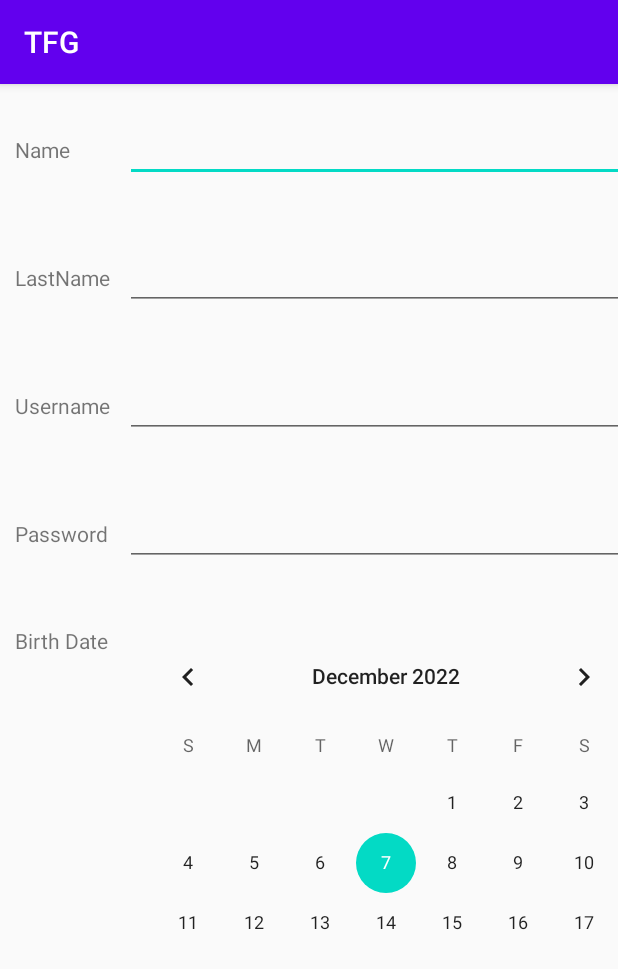
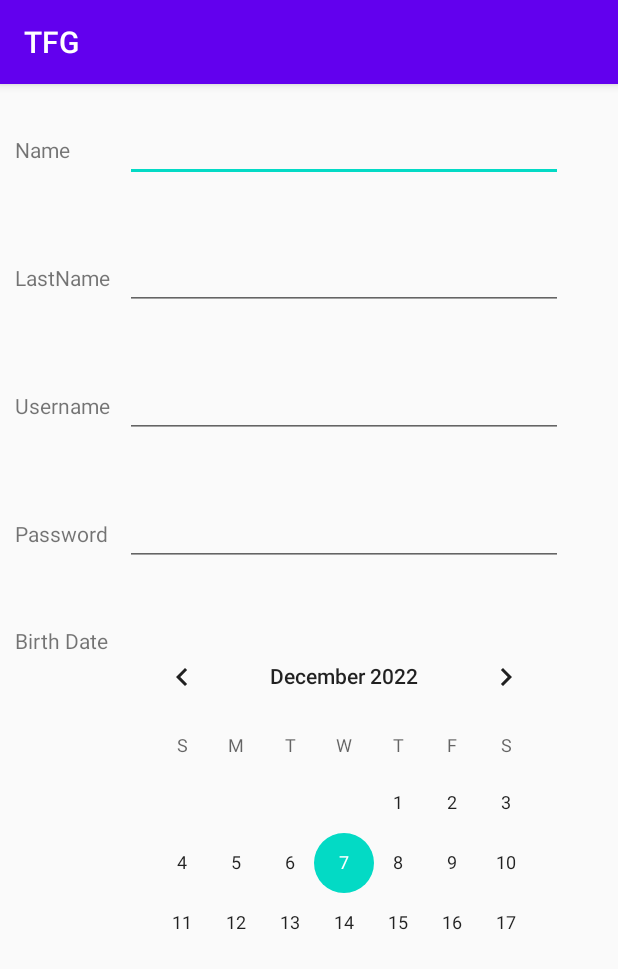
Before and after one commit to David-Francesch/TFG, an Android app: the RegisterWindow screen opened directly, with no data from a screen before it, on a phone screen of 412 x 824 dp. Shown: the top 969 px of the screen. Run offline under Robolectric (Android 15) with nearby library versions, the phone set to English and light mode, and no system bars.

Commit message:
cambio calendario

```diff
--- a/app/src/main/res/layout/activity_register_window.xml
+++ b/app/src/main/res/layout/activity_register_window.xml
@@ -107,9 +107,8 @@
                 android:text="Birth Date" />
 
             <CalendarView
-                android:layout_height="220dp"
-                android:layout_width="match_parent">
-            </CalendarView>
+                android:layout_width="292dp"
+                android:layout_height="222dp"></CalendarView>
         </TableRow>
     </TableLayout>
 
```
